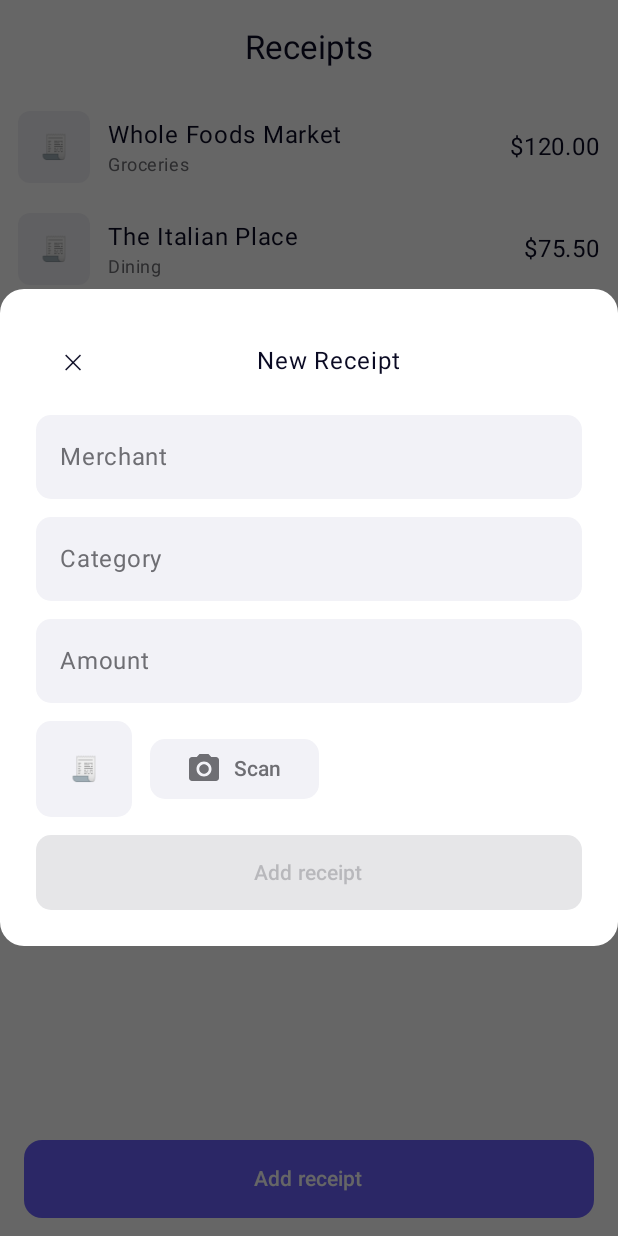
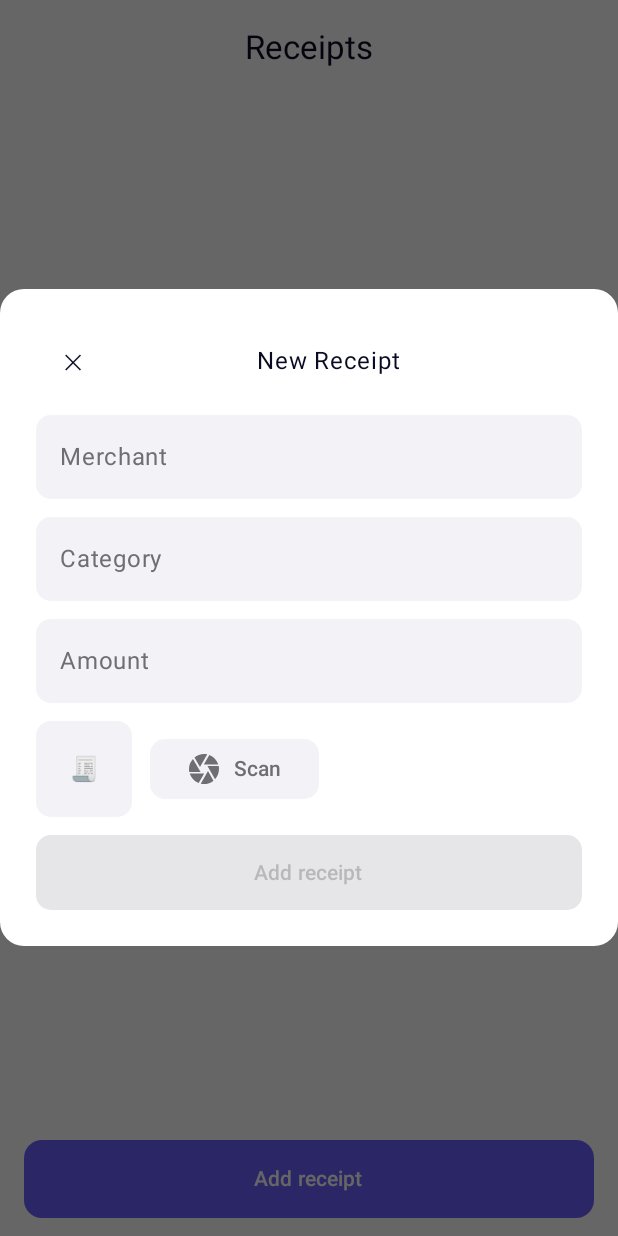
Before and after one commit to UBB-GitPushForce/GitPushForce, an Android app built with Jetpack Compose: the composable ReceiptScreen shown on its own in the app's theme, after a tap on "Add receipt", on a phone screen of 412 x 824 dp. Run offline under Robolectric (Android 15) with nearby library versions, the phone set to English and light mode, and no system bars; pictures from the network do not load.

Commit message:
receipts screen

```diff
--- a/Mobile/androidApp/src/main/java/com/example/budgeting/android/ui/screens/ReceiptsScreen.kt
+++ b/Mobile/androidApp/src/main/java/com/example/budgeting/android/ui/screens/ReceiptScreen.kt
@@ -2,50 +2,40 @@ package com.example.budgeting.android.ui.screens
 
 import androidx.compose.foundation.background
 import androidx.compose.foundation.layout.*
+import androidx.compose.foundation.lazy.LazyColumn
+import androidx.compose.foundation.lazy.items
 import androidx.compose.foundation.shape.RoundedCornerShape
+import androidx.compose.foundation.text.KeyboardOptions
+import androidx.compose.material.icons.Icons
+import androidx.compose.material.icons.filled.Camera
 import androidx.compose.material3.*
-import androidx.compose.runtime.Composable
-import androidx.compose.runtime.mutableStateListOf
-import androidx.compose.runtime.mutableStateOf
-import androidx.compose.runtime.remember
+import androidx.compose.runtime.*
 import androidx.compose.ui.Alignment
 import androidx.compose.ui.Modifier
 import androidx.compose.ui.draw.clip
 import androidx.compose.ui.layout.ContentScale
+import androidx.compose.ui.platform.LocalContext
+import androidx.compose.ui.text.input.KeyboardType
 import androidx.compose.ui.unit.dp
-import androidx.compose.ui.platform.LocalContext
-import coil.compose.AsyncImage
-import com.example.budgeting.android.data.model.Receipt
+import androidx.compose.ui.window.Dialog
 import androidx.activity.compose.rememberLauncherForActivityResult
 import androidx.activity.result.contract.ActivityResultContracts
 import android.Manifest
 import android.graphics.Bitmap
-import androidx.compose.foundation.lazy.LazyColumn
-import androidx.compose.foundation.lazy.items
-import androidx.compose.foundation.text.KeyboardOptions
-import androidx.compose.material.icons.Icons
-import androidx.compose.material.icons.filled.CameraAlt
-import androidx.compose.ui.text.input.KeyboardType
 import androidx.core.content.ContextCompat
 import androidx.core.content.PermissionChecker
+import coil.compose.AsyncImage
+import com.example.budgeting.android.data.model.Receipt
 import java.io.File
 import java.io.FileOutputStream
 import java.util.UUID
 
 @OptIn(ExperimentalMaterial3Api::class)
 @Composable
-fun ReceiptsScreen() {
+fun ReceiptScreen() {
     val context = LocalContext.current
-
     val receipts = remember {
-        mutableStateListOf(
-            Receipt(id = "mock-1", merchant = "Whole Foods Market", category = "Groceries", amount = 120.0),
-            Receipt(id = "mock-2", merchant = "The Italian Place", category = "Dining", amount = 75.5),
-            Receipt(id = "mock-3", merchant = "Fashion Boutique", category = "Shopping", amount = 250.0),
-            Receipt(id = "mock-4", merchant = "Electric Company", category = "Utilities", amount = 150.0),
-            Receipt(id = "mock-5", merchant = "Movie Theater", category = "Entertainment", amount = 30.0),
-            Receipt(id = "mock-6", merchant = "Gas Station", category = "Transportation", amount = 45.0)
-        )
+        mutableStateListOf<Receipt>()
     }
 
     // Camera result forwarder that the dialog can set
@@ -68,13 +58,19 @@ fun ReceiptsScreen() {
 
     fun launchCameraWith(onPicture: (String?) -> Unit) {
         cameraResultHandler.value = onPicture
-        val hasPermission = ContextCompat.checkSelfPermission(context, Manifest.permission.CAMERA) == PermissionChecker.PERMISSION_GRANTED
+        val hasPermission = ContextCompat.checkSelfPermission(
+            context,
+            Manifest.permission.CAMERA
+        ) == PermissionChecker.PERMISSION_GRANTED
+
         if (hasPermission) {
             cameraLauncher.launch(null)
         } else {
             permissionLauncher.launch(Manifest.permission.CAMERA)
         }
     }
+
+    var showAddDialog by remember { mutableStateOf(false) }
 
     Scaffold(
         topBar = {
@@ -91,10 +87,8 @@ fun ReceiptsScreen() {
                     horizontalArrangement = Arrangement.spacedBy(12.dp),
                     verticalAlignment = Alignment.CenterVertically
                 ) {
-                    val showAddDialog = remember { mutableStateOf(false) }
-
                     Button(
-                        onClick = { showAddDialog.value = true },
+                        onClick = { showAddDialog = true },
                         modifier = Modifier
                             .weight(1f)
                             .height(52.dp),
@@ -106,26 +100,6 @@ fun ReceiptsScreen() {
                     ) {
                         Text("Add receipt")
                     }
-
-                    if (showAddDialog.value) {
-                        AddReceiptDialog(
-                            onDismiss = { showAddDialog.value = false },
-                            onScan = { onPicture -> launchCameraWith(onPicture) },
-                            onAdd = { merchant, category, amount, thumbnailUrl ->
-                                receipts.add(
-                                    0,
-                                    Receipt(
-                                        id = UUID.randomUUID().toString(),
-                                        merchant = merchant.ifBlank { "Untitled" },
-                                        category = category.ifBlank { "Uncategorized" },
-                                        amount = amount,
-                                        thumbnailUrl = thumbnailUrl
-                                    )
-                                )
-                                showAddDialog.value = false
-                            }
-                        )
-                    }
                 }
             }
         }
@@ -136,6 +110,29 @@ fun ReceiptsScreen() {
                 .fillMaxSize()
                 .background(MaterialTheme.colorScheme.background)
         ) {
+            if (receipts.isEmpty()) {
+                Box(
+                    modifier = Modifier.fillMaxSize(),
+                    contentAlignment = Alignment.Center
+                ) {
+                    Column(
+                        horizontalAlignment = Alignment.CenterHorizontally,
+                        verticalArrangement = Arrangement.spacedBy(16.dp)
+                    ) {
+                        Text("🧾", style = MaterialTheme.typography.displayLarge)
+                        Text(
+                            text = "No receipts yet",
+                            style = MaterialTheme.typography.bodyLarge,
+                            color = MaterialTheme.colorScheme.onSurfaceVariant
+                        )
+                        Text(
+                            text = "Tap 'Add receipt' to get started",
+                            style = MaterialTheme.typography.bodyMedium,
+                            color = MaterialTheme.colorScheme.onSurfaceVariant.copy(alpha = 0.7f)
+                        )
+                    }
+                }
+            } else {
                 LazyColumn(
                     modifier = Modifier.fillMaxSize(),
                     verticalArrangement = Arrangement.Top
@@ -149,6 +146,27 @@ fun ReceiptsScreen() {
                         )
                     }
                 }
+            }
+        }
+
+        if (showAddDialog) {
+            AddReceiptDialog(
+                onDismiss = { showAddDialog = false },
+                onScan = { onPicture -> launchCameraWith(onPicture) },
+                onAdd = { merchant, category, amount, thumbnailUrl ->
+                    receipts.add(
+                        0,
+                        Receipt(
+                            id = UUID.randomUUID().toString(),
+                            merchant = merchant.ifBlank { "Untitled" },
+                            category = category.ifBlank { "Uncategorized" },
+                            amount = amount,
+                            thumbnailUrl = thumbnailUrl
+                        )
+                    )
+                    showAddDialog = false
+                }
+            )
         }
     }
 }
@@ -167,7 +185,7 @@ private fun AddReceiptDialog(
     onScan: (onPicture: (String?) -> Unit) -> Unit,
     onAdd: (merchant: String, category: String, amount: Double, thumbnailUrl: String?) -> Unit
 ) {
-    androidx.compose.ui.window.Dialog(onDismissRequest = onDismiss) {
+    Dialog(onDismissRequest = onDismiss) {
         Surface(
             color = MaterialTheme.colorScheme.background,
             shape = RoundedCornerShape(16.dp),
@@ -183,9 +201,14 @@ private fun AddReceiptDialog(
                         .padding(horizontal = 8.dp, vertical = 12.dp),
                     verticalAlignment = Alignment.CenterVertically
                 ) {
-                    TextButton(onClick = onDismiss) { Text("✕", color = MaterialTheme.colorScheme.onBackground) }
+                    TextButton(onClick = onDismiss) {
+                        Text("✕", color = MaterialTheme.colorScheme.onBackground)
+                    }
                     Box(modifier = Modifier.weight(1f), contentAlignment = Alignment.Center) {
-                        Text(text = "New Receipt", color = MaterialTheme.colorScheme.onBackground)
+                        Text(
+                            text = "New Receipt",
+                            color = MaterialTheme.colorScheme.onBackground
+                        )
                     }
                     Spacer(modifier = Modifier.size(32.dp))
                 }
@@ -247,7 +270,10 @@ private fun AddReceiptDialog(
                                 var dotSeen = false
                                 input.forEach { ch ->
                                     if (ch.isDigit()) append(ch)
-                                    else if (ch == '.' && !dotSeen) { append(ch); dotSeen = true }
+                                    else if (ch == '.' && !dotSeen) {
+                                        append(ch)
+                                        dotSeen = true
+                                    }
                                 }
                             }
                             amountText.value = filtered
@@ -306,7 +332,10 @@ private fun AddReceiptDialog(
                                 contentColor = MaterialTheme.colorScheme.onSurfaceVariant
                             )
                         ) {
-                            Icon(imageVector = Icons.Filled.CameraAlt, contentDescription = "Scan")
+                            Icon(
+                                imageVector = Icons.Filled.Camera,
+                                contentDescription = "Scan"
+                            )
                             Spacer(Modifier.size(8.dp))
                             Text("Scan")
                         }
@@ -317,7 +346,12 @@ private fun AddReceiptDialog(
                 Button(
                     onClick = {
                         val amount = amountText.value.toDoubleOrNull() ?: 0.0
-                        onAdd(merchant.value.trim(), category.value.trim(), amount, thumbnail.value)
+                        onAdd(
+                            merchant.value.trim(),
+                            category.value.trim(),
+                            amount,
+                            thumbnail.value
+                        )
                     },
                     enabled = merchant.value.isNotBlank(),
                     modifier = Modifier
@@ -375,7 +409,11 @@ private fun ReceiptRow(
 
         Column(modifier = Modifier.weight(1f)) {
             Text(title, color = MaterialTheme.colorScheme.onSurface)
-            Text(subtitle, color = MaterialTheme.colorScheme.onSurfaceVariant, style = MaterialTheme.typography.bodySmall)
+            Text(
+                subtitle,
+                color = MaterialTheme.colorScheme.onSurfaceVariant,
+                style = MaterialTheme.typography.bodySmall
+            )
         }
 
         Text(
```
Lines whose indentation alone changed are shown as unchanged.
